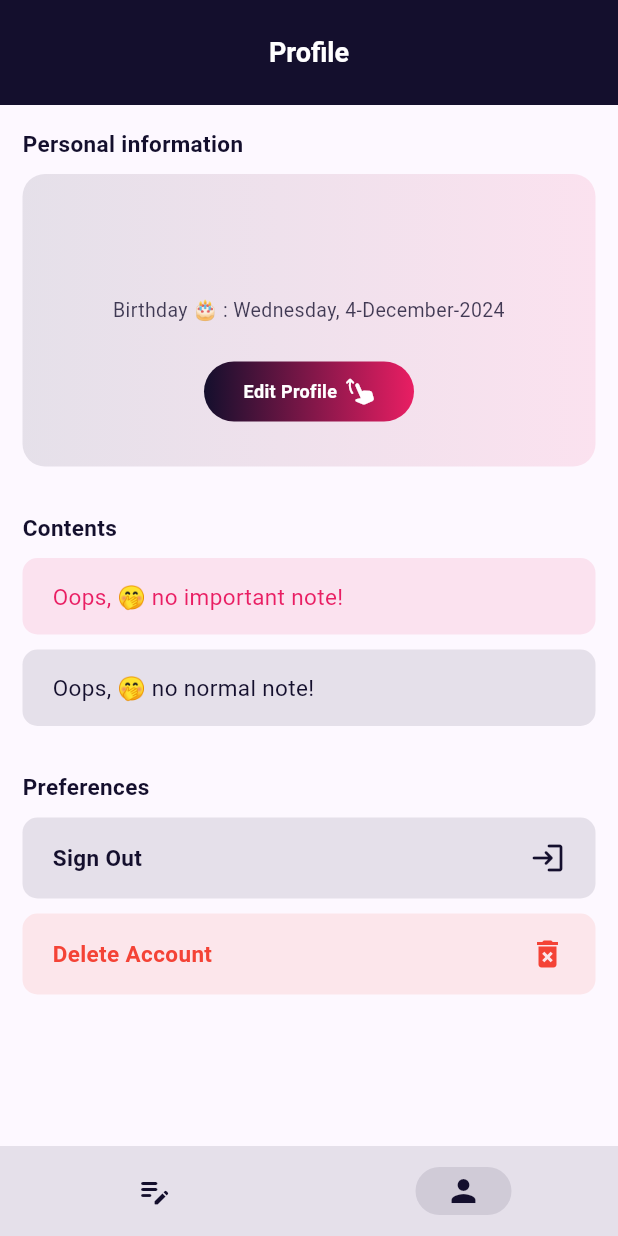
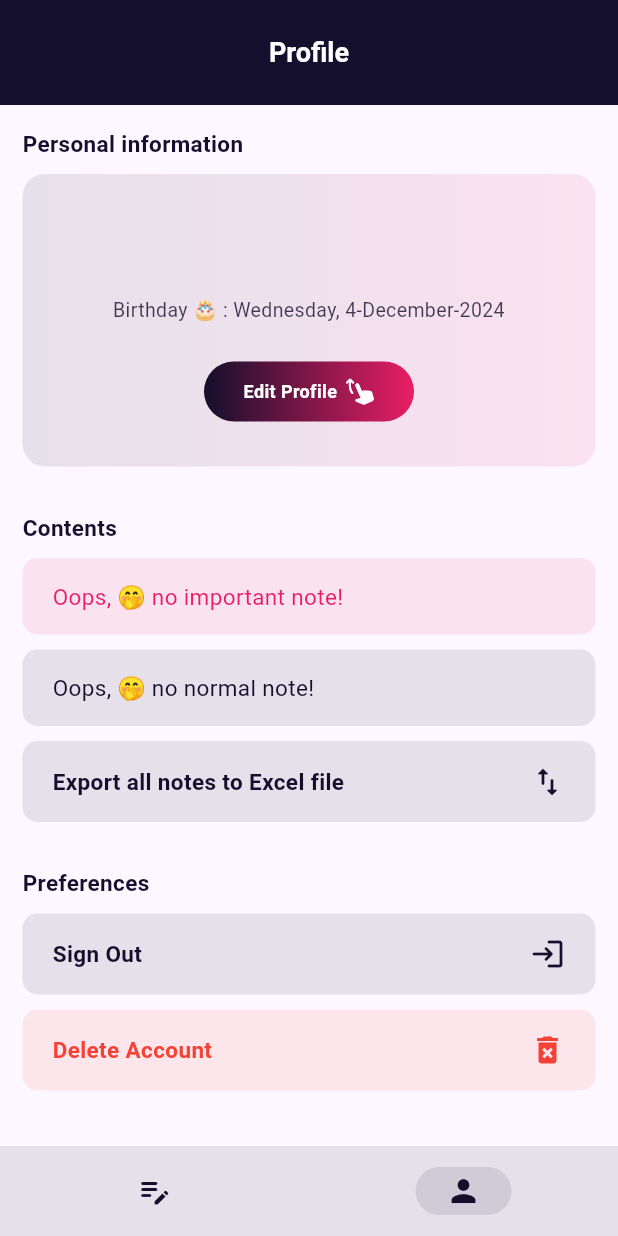
Before and after one commit to raaaemmm/Note-App-With-Supabase, a Flutter app: the screen it shows once a user with an empty profile is signed in, item 2 of the bottom bar chosen, on a phone screen of 412 x 824 dp. Run offline on Flutter 3.47's test engine with Material 3 defaults, Android fonts, the phone set to English and light mode, and no system bars; our stand-ins replace get, google_fonts, loading_animation_widget, readmore, share_plus, shared_preferences and 2 more; missing offline and left inert: syncfusion_flutter_xlsio; accounts and stored records are empty.

Commit message:
Added export all Notes into Excel file

```diff
--- a/lib/views/screens/profile_screen.dart
+++ b/lib/views/screens/profile_screen.dart
@@ -1,6 +1,7 @@
 import 'package:flutter/material.dart';
 import 'package:get/get.dart';
 import 'package:google_fonts/google_fonts.dart';
+import 'package:loading_animation_widget/loading_animation_widget.dart';
 import 'package:note/controllers/auths/update_user_controller.dart';
 import 'package:note/controllers/auths/user_controller.dart';
 import 'package:note/controllers/notes/note_controller.dart';
@@ -533,6 +534,54 @@ class ProfileScreen extends StatelessWidget {
                 ),
 
 
+                // save & export all notes into Excel
+                const SizedBox(height: 10.0),
+                GestureDetector(
+                  onTap: _noteController.isExporting
+                    ? null
+                    : (){
+                      _noteController.exportAllNotesToExcel();
+                    },
+                  child: GetBuilder<NoteController>(
+                    builder: (_) {
+                      return Container(
+                        padding: const EdgeInsets.symmetric(
+                          horizontal: 20.0,
+                          vertical: 15.0,
+                        ),
+                        alignment: Alignment.center,
+                        decoration: BoxDecoration(
+                          color: Theme.of(context).primaryColor.withOpacity(0.1),
+                          borderRadius: BorderRadius.circular(10.0),
+                        ),
+                        child: Row(
+                          mainAxisAlignment: MainAxisAlignment.spaceBetween,
+                          children: [
+                            Text(
+                              _noteController.isExporting ? 'Exporting...' : 'Export all notes to Excel file',
+                              style: GoogleFonts.kantumruyPro(
+                                fontSize: 15.0,
+                                fontWeight: FontWeight.bold,
+                                color: Theme.of(context).primaryColor,
+                              ),
+                            ),
+                            _noteController.isExporting
+                              ? LoadingAnimationWidget.inkDrop(
+                                  color: Theme.of(context).primaryColor,
+                                  size: 15.0,
+                                )
+                              : Icon(
+                                  Icons.import_export_rounded,
+                                  color: Theme.of(context).primaryColor,
+                                ),
+                          ],
+                        ),
+                      );
+                    },
+                  ),
+                ),
+
+
                 // preferences
                 const SizedBox(height: 30.0),
                 Text(
--- a/pubspec.yaml
+++ b/pubspec.yaml
@@ -40,9 +40,12 @@ dependencies:
   google_fonts: ^6.2.1
   shared_preferences: ^2.3.3
   loading_animation_widget: ^1.3.0
-  intl: ^0.20.1
+  intl: ^0.19.0
   readmore: ^3.0.0
   shimmer: ^3.0.0
+  share_plus: ^10.1.2
+  path_provider: ^2.1.5
+  syncfusion_flutter_xlsio: ^27.2.5
 
 dev_dependencies:
   flutter_test:
```
Also changed, not shown: lib/controllers/notes/note_controller.dart (+70 -0 lines), pubspec.lock, 3 other files.
